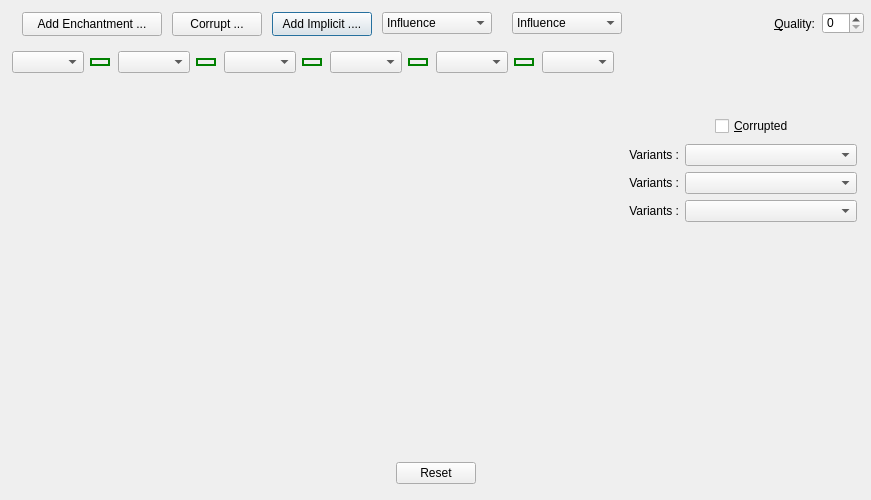
First picture: the form in Assets/ui_files/dlgCraftItems.ui, repository pHiney/PathOfBuilding-Python, before the edit.
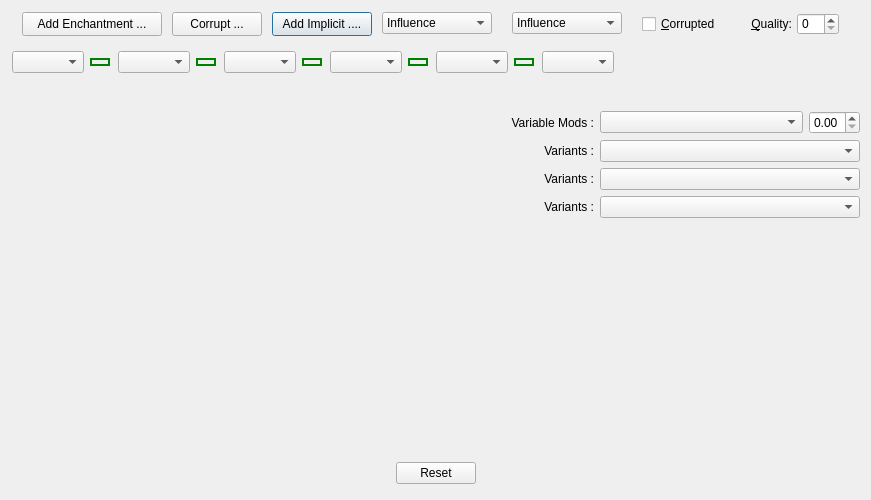
Second picture: the form after the edit. Icons and pictures are not drawn.

Commit message: working through getting mods working to suit range values and editing the in the craft dialog. editing Range Values work.

The edit to the form file:
```diff
--- a/Assets/ui_files/dlgCraftItems.ui
+++ b/Assets/ui_files/dlgCraftItems.ui
@@ -481,9 +481,9 @@
      <widget class="QLabel" name="label_Quality">
       <property name="geometry">
        <rect>
-        <x>702</x>
+        <x>730</x>
         <y>12</y>
-        <width>111</width>
+        <width>60</width>
         <height>20</height>
        </rect>
       </property>
@@ -500,8 +500,8 @@
      <widget class="QSpinBox" name="spin_Quality">
       <property name="geometry">
        <rect>
-        <x>820</x>
-        <y>10</y>
+        <x>795</x>
+        <y>11</y>
         <width>42</width>
         <height>22</height>
        </rect>
@@ -510,6 +510,28 @@
        <number>30</number>
       </property>
      </widget>
+     <widget class="QCheckBox" name="cbox_Corrupted">
+      <property name="geometry">
+       <rect>
+        <x>640</x>
+        <y>10</y>
+        <width>90</width>
+        <height>24</height>
+       </rect>
+      </property>
+      <property name="minimumSize">
+       <size>
+        <width>40</width>
+        <height>24</height>
+       </size>
+      </property>
+      <property name="text">
+       <string>&amp;Corrupted</string>
+      </property>
+      <property name="checked">
+       <bool>false</bool>
+      </property>
+     </widget>
     </widget>
    </item>
    <item>
@@ -567,13 +589,25 @@
       <item>
        <widget class="QWidget" name="widget_Right" native="true">
         <layout class="QVBoxLayout" name="verticalLayout">
+         <property name="leftMargin">
+          <number>6</number>
+         </property>
+         <property name="topMargin">
+          <number>6</number>
+         </property>
+         <property name="rightMargin">
+          <number>6</number>
+         </property>
+         <property name="bottomMargin">
+          <number>6</number>
+         </property>
          <item>
-          <layout class="QGridLayout" name="gLayout_Corrupted">
+          <layout class="QGridLayout" name="gLayout_Mods" columnstretch="0,1,0">
            <item row="0" column="0">
             <widget class="QLabel" name="label_Corrupted">
              <property name="minimumSize">
               <size>
-               <width>0</width>
+               <width>90</width>
                <height>0</height>
               </size>
              </property>
@@ -581,7 +615,7 @@
               <enum>Qt::LeftToRight</enum>
              </property>
              <property name="text">
-              <string/>
+              <string>Variable Mods :</string>
              </property>
              <property name="alignment">
               <set>Qt::AlignRight|Qt::AlignTrailing|Qt::AlignVCenter</set>
@@ -589,34 +623,36 @@
             </widget>
            </item>
            <item row="0" column="1">
-            <layout class="QHBoxLayout" name="hLayout_Corrupted">
-             <property name="leftMargin">
-              <number>30</number>
+            <widget class="QComboBox" name="combo_Mods"/>
+           </item>
+           <item row="0" column="2">
+            <widget class="QDoubleSpinBox" name="spin_Mods">
+             <property name="minimumSize">
+              <size>
+               <width>45</width>
+               <height>0</height>
+              </size>
              </property>
-             <item>
-              <widget class="QCheckBox" name="cbox_Corrupted">
-               <property name="minimumSize">
-                <size>
-                 <width>40</width>
-                 <height>24</height>
-                </size>
-               </property>
-               <property name="text">
-                <string>&amp;Corrupted</string>
-               </property>
-               <property name="checked">
-                <bool>false</bool>
-               </property>
-              </widget>
-             </item>
-            </layout>
+             <property name="maximum">
+              <double>1.000000000000000</double>
+             </property>
+             <property name="singleStep">
+              <double>0.100000000000000</double>
+             </property>
+            </widget>
            </item>
           </layout>
          </item>
          <item>
-          <layout class="QGridLayout" name="gLayout_Variants1">
+          <layout class="QGridLayout" name="gLayout_Variants1" columnstretch="0,1">
            <item row="0" column="0">
             <widget class="QLabel" name="label_Variants1">
+             <property name="minimumSize">
+              <size>
+               <width>90</width>
+               <height>0</height>
+              </size>
+             </property>
              <property name="layoutDirection">
               <enum>Qt::LeftToRight</enum>
              </property>
@@ -637,9 +673,15 @@
           </layout>
          </item>
          <item>
-          <layout class="QGridLayout" name="gLayout_Variants2">
+          <layout class="QGridLayout" name="gLayout_Variants2" columnstretch="0,1">
            <item row="0" column="0">
             <widget class="QLabel" name="label_Variants2">
+             <property name="minimumSize">
+              <size>
+               <width>90</width>
+               <height>0</height>
+              </size>
+             </property>
              <property name="layoutDirection">
               <enum>Qt::LeftToRight</enum>
              </property>
@@ -657,9 +699,15 @@
           </layout>
          </item>
          <item>
-          <layout class="QGridLayout" name="gLayout_Variants3">
+          <layout class="QGridLayout" name="gLayout_Variants3" columnstretch="0,1">
            <item row="0" column="0">
             <widget class="QLabel" name="label_Variants3">
+             <property name="minimumSize">
+              <size>
+               <width>90</width>
+               <height>0</height>
+              </size>
+             </property>
              <property name="layoutDirection">
               <enum>Qt::LeftToRight</enum>
              </property>
@@ -683,8 +731,8 @@
            </property>
            <property name="sizeHint" stdset="0">
             <size>
-             <width>20</width>
-             <height>257</height>
+             <width>40</width>
+             <height>40</height>
             </size>
            </property>
           </spacer>
```
Left out of the diff: 2 changed lines with no effect on the pictures. The commit also changes 2 other files.
